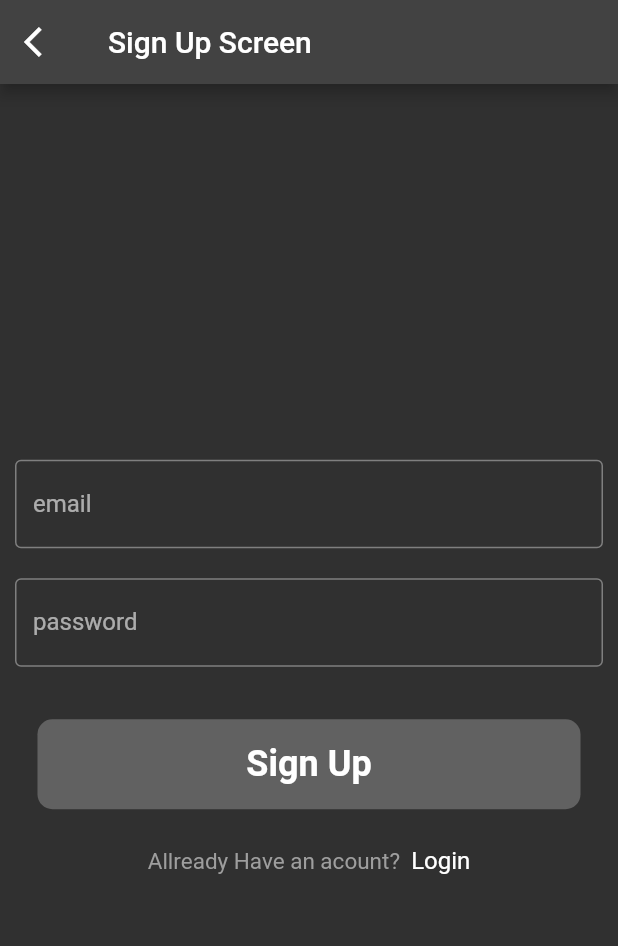
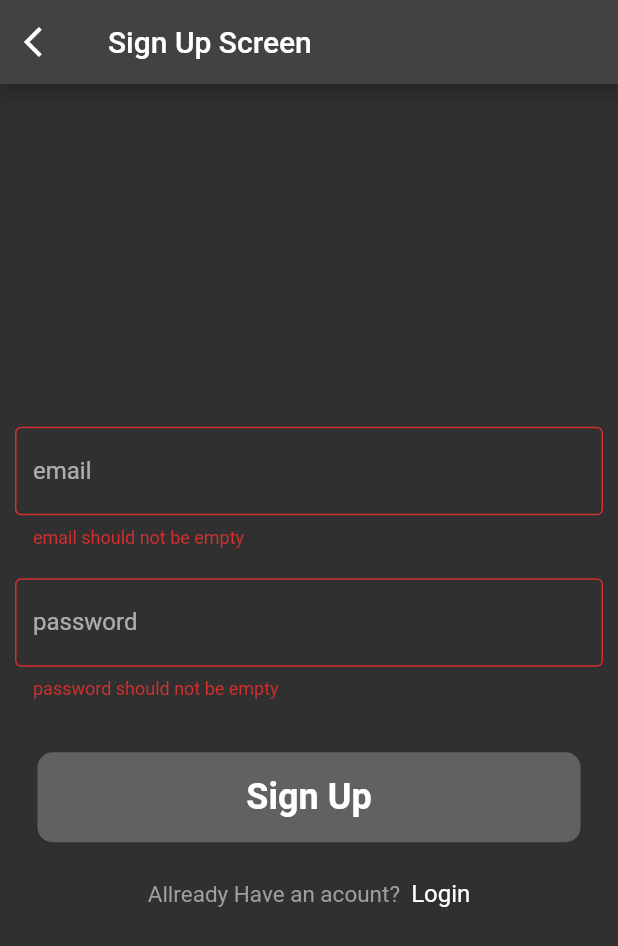
Before and after one commit to ThisIsAnshMalik/firebase_auth_101, a Flutter app: the SignUpScreen screen opened directly, after a tap on "Sign Up", on a phone screen of 412 x 824 dp. Shown: the top 946 px of the screen. Run offline on Flutter 3.47's test engine with Material 2 defaults, Android fonts, the phone set to English and light mode, and no system bars; our stand-ins replace firebase_core; accounts and stored records are empty.

Commit message:
validation added to signup screen

```diff
--- a/firebase_auth_101/lib/view/auth/signupScreen.dart
+++ b/firebase_auth_101/lib/view/auth/signupScreen.dart
@@ -11,7 +11,7 @@ class SignUpScreen extends StatefulWidget {
 class _SignUpScreenState extends State<SignUpScreen> {
   final TextEditingController _emailController = TextEditingController();
   final TextEditingController _passwordController = TextEditingController();
-
+  GlobalKey<FormState> formkey = GlobalKey<FormState>();
   @override
   void dispose() {
     super.dispose();
@@ -21,7 +21,9 @@ class _SignUpScreenState extends State<SignUpScreen> {
 
   @override
   Widget build(BuildContext context) {
-    return Scaffold(
+    return Form(
+      key: formkey,
+      child: Scaffold(
         appBar: AppBar(
           leading: IconButton(
               onPressed: (() {
@@ -42,7 +44,15 @@ class _SignUpScreenState extends State<SignUpScreen> {
                       labelText: "email",
                       hintText: "enter email",
                       border: OutlineInputBorder()),
-            ),
+                  validator: (value) {
+                    if (value!.isEmpty) {
+                      return "email should not be empty";
+                    } else if (!value.endsWith("@gmail.com")) {
+                      return "enter a valid email";
+                    } else {
+                      return null;
+                    }
+                  }),
             ),
             Padding(
               padding: const EdgeInsets.all(10.0),
@@ -52,12 +62,23 @@ class _SignUpScreenState extends State<SignUpScreen> {
                     labelText: "password",
                     hintText: "enter password",
                     border: OutlineInputBorder()),
+                validator: (value) {
+                  if (value!.isEmpty) {
+                    return "password should not be empty";
+                  } else if (value.length < 6) {
+                    return "password is short";
+                  } else {
+                    return null;
+                  }
+                },
               ),
             ),
             Padding(
               padding: const EdgeInsets.all(25.0),
               child: InkWell(
-              onTap: (() {}),
+                onTap: (() {
+                  if (formkey.currentState!.validate()) {}
+                }),
                 child: Container(
                   height: 60,
                   width: MediaQuery.of(context).size.width,
@@ -67,7 +88,8 @@ class _SignUpScreenState extends State<SignUpScreen> {
                   child: const Center(
                     child: Text(
                       "Sign Up",
-                    style: TextStyle(fontSize: 24, fontWeight: FontWeight.w600),
+                      style:
+                          TextStyle(fontSize: 24, fontWeight: FontWeight.w600),
                     ),
                   ),
                 ),
@@ -96,6 +118,7 @@ class _SignUpScreenState extends State<SignUpScreen> {
             )
           ],
         ),
+      ),
     );
   }
 }
```
Lines whose indentation alone changed are shown as unchanged.
